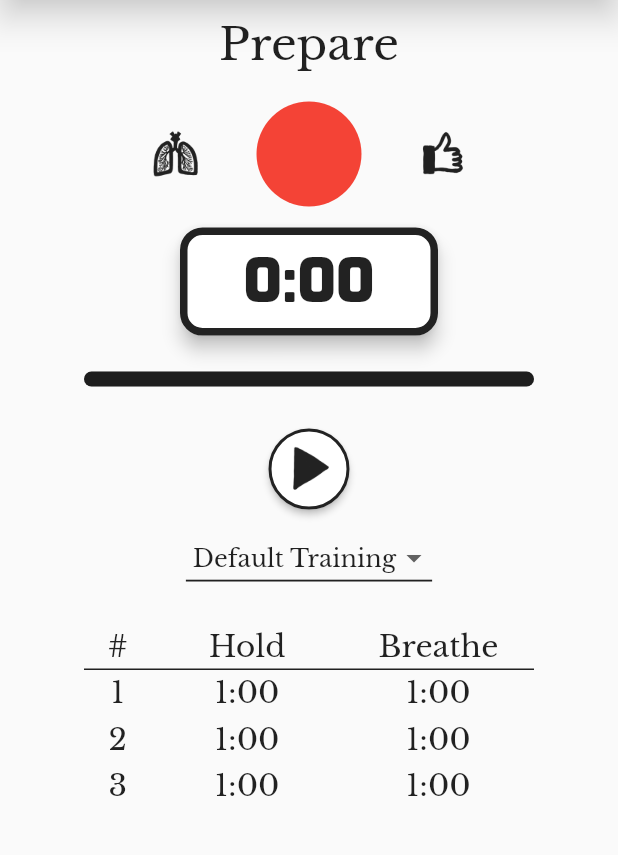
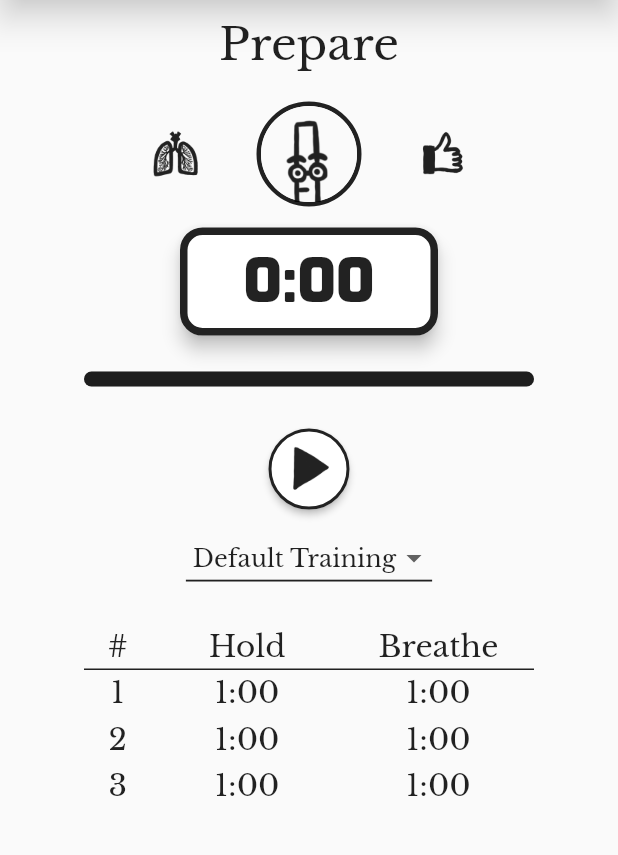
Before and after one commit to YuChaoGithub/flutter-apnea-app, a Flutter app: the screen it shows after launch, on a phone screen of 412 x 824 dp, the part 98-953 px from its top. Run offline on Flutter 3.47's test engine with Material 2 defaults, Android fonts, the phone set to English and light mode, and no system bars; drawn by our look-alikes of flutter_animation_progress_bar; our stand-ins replace sqflite; accounts and stored records are empty.

Commit message:
Completed the avatars of Training Screen and Breath Hold Test Screen. Completed Settings Screen.

```diff
--- a/lib/main.dart
+++ b/lib/main.dart
@@ -10,7 +10,6 @@ import './screens/training_table_detail_screen.dart';
 import './screens/training_history_details_screen.dart';
 import './screens/training_history_screen.dart';
 import './providers/breath_hold_history_provider.dart';
-import './providers/settings_provider.dart';
 import './providers/training_history_provider.dart';
 import './providers/training_table_provider.dart';
 
@@ -23,9 +22,6 @@ class MyApp extends StatelessWidget {
       providers: [
         ChangeNotifierProvider.value(
           value: BreathHoldHistoryProvider(),
-        ),
-        ChangeNotifierProvider.value(
-          value: SettingsProvider(),
         ),
         ChangeNotifierProvider.value(
           value: TrainingHistoryProvider(),
--- a/lib/providers/settings_provider.dart
+++ /dev/null
@@ -1,5 +0,0 @@
-import 'package:flutter/foundation.dart';
-
-class SettingsProvider with ChangeNotifier {
-  static const prepareTime = Duration(seconds: 5);
-}
--- a/lib/screens/training_screen.dart
+++ b/lib/screens/training_screen.dart
@@ -13,7 +13,6 @@ import '../widgets/drawer_widget.dart';
 import './customize_tables_screen.dart';
 import './training_history_screen.dart';
 import '../providers/training_table_provider.dart';
-import '../providers/settings_provider.dart';
 import '../providers/training_history_provider.dart';
 
 class TrainingScreen extends StatefulWidget {
@@ -25,6 +24,7 @@ class TrainingScreen extends StatefulWidget {
 
 class _TrainingScreenState extends State<TrainingScreen> {
   static const _timerDelay = Duration(microseconds: 1);
+  static const _prepareTime = Duration(seconds: 5);
   TrainingTable _currTable = TrainingTableProvider.defaultTable;
   int _currRow = -1;
   int _currCol = 1;
@@ -41,7 +41,7 @@ class _TrainingScreenState extends State<TrainingScreen> {
     _currRow = -1;
     _currCol = 1;
     _allContractionTimes = [];
-    _stopwatchGoal = SettingsProvider.prepareTime;
+    _stopwatchGoal = _prepareTime;
     _stopwatch.start();
   }
 
@@ -235,8 +235,23 @@ class _TrainingScreenState extends State<TrainingScreen> {
                 Container(
                   width: 70,
                   height: 70,
+                  decoration: BoxDecoration(
+                    border: Border.all(
+                      color: Theme.of(context).textTheme.title.color,
+                      width: 3,
+                    ),
+                    borderRadius: BorderRadius.all(Radius.circular(50)),
+                  ),
                   child: CircleAvatar(
-                    backgroundColor: Colors.red,
+                    backgroundColor: Theme.of(context).scaffoldBackgroundColor,
+                    child: Image.asset(
+                      !_stopwatch.isRunning || _currRow == -1
+                          ? 'assets/images/prepare.png'
+                          : (_currCol == 0
+                              ? 'assets/images/hold.png'
+                              : 'assets/images/breathe.png'),
+                      color: Theme.of(context).textTheme.title.color,
+                    ),
                   ),
                 ),
                 SizedBox(width: 30),
--- a/pubspec.yaml
+++ b/pubspec.yaml
@@ -25,6 +25,7 @@ dependencies:
   flutter_animation_progress_bar: ^1.0.0
   sqflite: ^1.1.6+3
   path: ^1.6.2
+  url_launcher: ^5.1.2
 
 dev_dependencies:
   flutter_test:
@@ -35,6 +36,7 @@ flutter:
 
   assets:
     - assets/icons/
+    - assets/images/
 
   fonts:
     - family: Exo
```
Also changed, not shown: lib/screens/breath_hold_test_screen.dart (+14 -1 lines), lib/screens/settings_screen.dart (+11 -15 lines), assets/images/breathe.png (added), assets/images/hold.png (added), assets/images/prepare.png (added), pubspec.lock, 17 other files.
